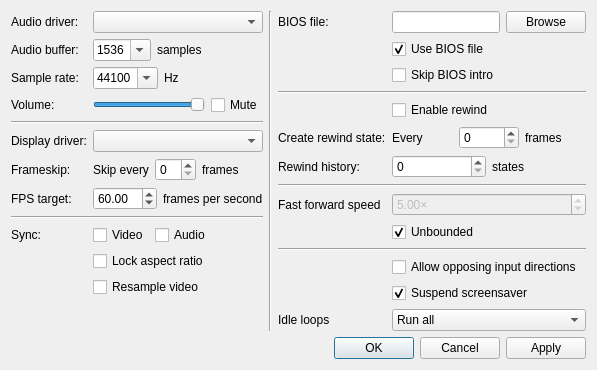
Before: the Qt Designer form Libretro/mgba/src/platform/qt/SettingsView.ui in kiddreads/Avalon-copy2, drawn with Qt 5.
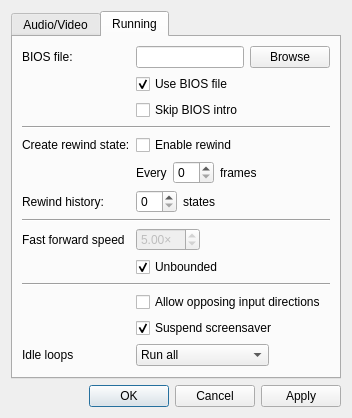
After: the same form once the commit is applied. The open tabs and pages were chosen to show the change.

Commit message: Qt: Begin settings view revamp

Patch:
```diff
--- a/Libretro/mgba/src/platform/qt/SettingsView.ui
+++ b/Libretro/mgba/src/platform/qt/SettingsView.ui
@@ -6,8 +6,8 @@
    <rect>
     <x>0</x>
     <y>0</y>
-    <width>707</width>
-    <height>420</height>
+    <width>417</width>
+    <height>457</height>
    </rect>
   </property>
   <property name="sizePolicy">
@@ -24,11 +24,17 @@
     <enum>QLayout::SetFixedSize</enum>
    </property>
    <item>
-    <layout class="QHBoxLayout" name="horizontalLayout_3">
-     <item>
+    <widget class="QTabWidget" name="tabWidget">
+     <property name="currentIndex">
+      <number>0</number>
+     </property>
+     <widget class="QWidget" name="tab_3">
+      <attribute name="title">
+       <string>Audio/Video</string>
+      </attribute>
       <layout class="QFormLayout" name="formLayout">
        <property name="fieldGrowthPolicy">
-        <enum>QFormLayout::ExpandingFieldsGrow</enum>
+        <enum>QFormLayout::FieldsStayAtSizeHint</enum>
        </property>
        <item row="0" column="0">
         <widget class="QLabel" name="label_14">
@@ -120,6 +126,50 @@
          </property>
         </widget>
        </item>
+       <item row="2" column="1">
+        <layout class="QHBoxLayout" name="horizontalLayout_14">
+         <item>
+          <widget class="QComboBox" name="sampleRate">
+           <property name="editable">
+            <bool>true</bool>
+           </property>
+           <property name="currentText" stdset="0">
+            <string>44100</string>
+           </property>
+           <property name="currentIndex">
+            <number>2</number>
+           </property>
+           <item>
+            <property name="text">
+             <string>22050</string>
+            </property>
+           </item>
+           <item>
+            <property name="text">
+             <string>32000</string>
+            </property>
+           </item>
+           <item>
+            <property name="text">
+             <string>44100</string>
+            </property>
+           </item>
+           <item>
+            <property name="text">
+             <string>48000</string>
+            </property>
+           </item>
+          </widget>
+         </item>
+         <item>
+          <widget class="QLabel" name="label_20">
+           <property name="text">
+            <string>Hz</string>
+           </property>
+          </widget>
+         </item>
+        </layout>
+       </item>
        <item row="3" column="0">
         <widget class="QLabel" name="label_17">
          <property name="text">
@@ -154,13 +204,6 @@
          </item>
         </layout>
        </item>
-       <item row="4" column="0" colspan="2">
-        <widget class="Line" name="line">
-         <property name="orientation">
-          <enum>Qt::Horizontal</enum>
-         </property>
-        </widget>
-       </item>
        <item row="5" column="0">
         <widget class="QLabel" name="label_10">
          <property name="text">
@@ -237,13 +280,6 @@
          </item>
         </layout>
        </item>
-       <item row="8" column="0" colspan="2">
-        <widget class="Line" name="line_4">
-         <property name="orientation">
-          <enum>Qt::Horizontal</enum>
-         </property>
-        </widget>
-       </item>
        <item row="9" column="0">
         <widget class="QLabel" name="label_2">
          <property name="text">
@@ -283,61 +319,30 @@
          </property>
         </widget>
        </item>
-       <item row="2" column="1">
-        <layout class="QHBoxLayout" name="horizontalLayout_14">
-         <item>
-          <widget class="QComboBox" name="sampleRate">
-           <property name="editable">
-            <bool>true</bool>
-           </property>
-           <property name="currentText" stdset="0">
-            <string>44100</string>
-           </property>
-           <property name="currentIndex">
-            <number>2</number>
-           </property>
-           <item>
-            <property name="text">
-             <string>22050</string>
-            </property>
-           </item>
-           <item>
-            <property name="text">
-             <string>32000</string>
-            </property>
-           </item>
-           <item>
-            <property name="text">
-             <string>44100</string>
-            </property>
-           </item>
-           <item>
-            <property name="text">
-             <string>48000</string>
-            </property>
-           </item>
-          </widget>
-         </item>
-         <item>
-          <widget class="QLabel" name="label_20">
-           <property name="text">
-            <string>Hz</string>
-           </property>
-          </widget>
-         </item>
-        </layout>
+       <item row="4" column="0" colspan="2">
+        <widget class="Line" name="line_4">
+         <property name="orientation">
+          <enum>Qt::Horizontal</enum>
+         </property>
+        </widget>
+       </item>
+       <item row="8" column="0" colspan="2">
+        <widget class="Line" name="line_5">
+         <property name="orientation">
+          <enum>Qt::Horizontal</enum>
+         </property>
+        </widget>
        </item>
       </layout>
-     </item>
-     <item>
-      <widget class="Line" name="line_5">
-       <property name="orientation">
-        <enum>Qt::Vertical</enum>
+     </widget>
+     <widget class="QWidget" name="tab_4">
+      <attribute name="title">
+       <string>Running</string>
+      </attribute>
+      <layout class="QFormLayout" name="formLayout_2">
+       <property name="fieldGrowthPolicy">
+        <enum>QFormLayout::FieldsStayAtSizeHint</enum>
        </property>
-      </widget>
-     </item>
-     <item>
-      <layout class="QFormLayout" name="formLayout_4">
        <item row="0" column="0">
         <widget class="QLabel" name="label">
          <property name="text">
@@ -366,35 +371,31 @@
          </item>
         </layout>
        </item>
-       <item row="2" column="1">
-        <widget class="QCheckBox" name="skipBios">
+       <item row="1" column="1">
+        <widget class="QCheckBox" name="useBios">
          <property name="text">
-          <string>Skip BIOS intro</string>
+          <string>Use BIOS file</string>
          </property>
-        </widget>
-       </item>
-       <item row="4" column="0" colspan="2">
-        <widget class="Line" name="line_3">
-         <property name="orientation">
-          <enum>Qt::Horizontal</enum>
+         <property name="checked">
+          <bool>true</bool>
          </property>
         </widget>
        </item>
-       <item row="5" column="1">
-        <widget class="QCheckBox" name="rewind">
-         <property name="text">
-          <string>Enable rewind</string>
-         </property>
-        </widget>
-       </item>
-       <item row="6" column="0">
+       <item row="4" column="0">
         <widget class="QLabel" name="label_4">
          <property name="text">
           <string>Create rewind state:</string>
          </property>
         </widget>
        </item>
-       <item row="6" column="1">
+       <item row="4" column="1">
+        <widget class="QCheckBox" name="rewind">
+         <property name="text">
+          <string>Enable rewind</string>
+         </property>
+        </widget>
+       </item>
+       <item row="5" column="1">
         <layout class="QHBoxLayout" name="horizontalLayout_12">
          <item>
           <widget class="QLabel" name="label_5">
@@ -415,14 +416,14 @@
          </item>
         </layout>
        </item>
-       <item row="7" column="0">
+       <item row="6" column="0">
         <widget class="QLabel" name="label_8">
          <property name="text">
           <string>Rewind history:</string>
          </property>
         </widget>
        </item>
-       <item row="7" column="1">
+       <item row="6" column="1">
         <layout class="QHBoxLayout" name="horizontalLayout_13">
          <item>
           <widget class="QSpinBox" name="rewindCapacity"/>
@@ -436,57 +437,14 @@
          </item>
         </layout>
        </item>
-       <item row="11" column="0" colspan="2">
-        <widget class="Line" name="line_2">
-         <property name="orientation">
-          <enum>Qt::Horizontal</enum>
-         </property>
-        </widget>
-       </item>
-       <item row="12" column="1">
-        <widget class="QCheckBox" name="allowOpposingDirections">
+       <item row="8" column="0">
+        <widget class="QLabel" name="label_18">
          <property name="text">
-          <string>Allow opposing input directions</string>
+          <string>Fast forward speed</string>
          </property>
         </widget>
        </item>
-       <item row="13" column="1">
-        <widget class="QCheckBox" name="suspendScreensaver">
-         <property name="text">
-          <string>Suspend screensaver</string>
-         </property>
-         <property name="checked">
-          <bool>true</bool>
-         </property>
-        </widget>
-       </item>
-       <item row="14" column="0">
-        <widget class="QLabel" name="label_15">
-         <property name="text">
-          <string>Idle loops</string>
-         </property>
-        </widget>
-       </item>
-       <item row="14" column="1">
-        <widget class="QComboBox" name="idleOptimization">
-         <item>
-          <property name="text">
-           <string>Run all</string>
-          </property>
-         </item>
-         <item>
-          <property name="text">
-           <string>Remove known</string>
-          </property>
-         </item>
-         <item>
-          <property name="text">
-           <string>Detect and remove</string>
-          </property>
-         </item>
-        </widget>
-       </item>
-       <item row="9" column="1">
+       <item row="8" column="1">
         <widget class="QDoubleSpinBox" name="fastForwardRatio">
          <property name="enabled">
           <bool>false</bool>
@@ -508,14 +466,7 @@
          </property>
         </widget>
        </item>
-       <item row="9" column="0">
-        <widget class="QLabel" name="label_18">
-         <property name="text">
-          <string>Fast forward speed</string>
-         </property>
-        </widget>
-       </item>
-       <item row="10" column="1">
+       <item row="9" column="1">
         <widget class="QCheckBox" name="fastForwardUnbounded">
          <property name="text">
           <string>Unbounded</string>
@@ -525,26 +476,80 @@
          </property>
         </widget>
        </item>
-       <item row="8" column="0" colspan="2">
-        <widget class="Line" name="line_6">
-         <property name="orientation">
-          <enum>Qt::Horizontal</enum>
+       <item row="11" column="1">
+        <widget class="QCheckBox" name="allowOpposingDirections">
+         <property name="text">
+          <string>Allow opposing input directions</string>
          </property>
         </widget>
        </item>
-       <item row="1" column="1">
-        <widget class="QCheckBox" name="useBios">
+       <item row="12" column="1">
+        <widget class="QCheckBox" name="suspendScreensaver">
          <property name="text">
-          <string>Use BIOS file</string>
+          <string>Suspend screensaver</string>
          </property>
          <property name="checked">
           <bool>true</bool>
          </property>
         </widget>
        </item>
+       <item row="13" column="0">
+        <widget class="QLabel" name="label_15">
+         <property name="text">
+          <string>Idle loops</string>
+         </property>
+        </widget>
+       </item>
+       <item row="13" column="1">
+        <widget class="QComboBox" name="idleOptimization">
+         <item>
+          <property name="text">
+           <string>Run all</string>
+          </property>
+         </item>
+         <item>
+          <property name="text">
+           <string>Remove known</string>
+          </property>
+         </item>
+         <item>
+          <property name="text">
+           <string>Detect and remove</string>
+          </property>
+         </item>
+        </widget>
+       </item>
+       <item row="2" column="1">
+        <widget class="QCheckBox" name="skipBios">
+         <property name="text">
+          <string>Skip BIOS intro</string>
+         </property>
+        </widget>
+       </item>
+       <item row="3" column="0" colspan="2">
+        <widget class="Line" name="line">
+         <property name="orientation">
+          <enum>Qt::Horizontal</enum>
+         </property>
+        </widget>
+       </item>
+       <item row="7" column="0" colspan="2">
+        <widget class="Line" name="line_2">
+         <property name="orientation">
+          <enum>Qt::Horizontal</enum>
+         </property>
+        </widget>
+       </item>
+       <item row="10" column="0" colspan="2">
+        <widget class="Line" name="line_3">
+         <property name="orientation">
+          <enum>Qt::Horizontal</enum>
+         </property>
+        </widget>
+       </item>
       </layout>
-     </item>
-    </layout>
+     </widget>
+    </widget>
    </item>
    <item>
     <widget class="QDialogButtonBox" name="buttonBox">
```
The commit also changes 6 other files.
